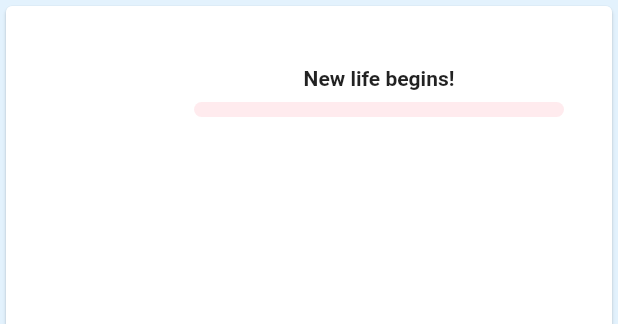
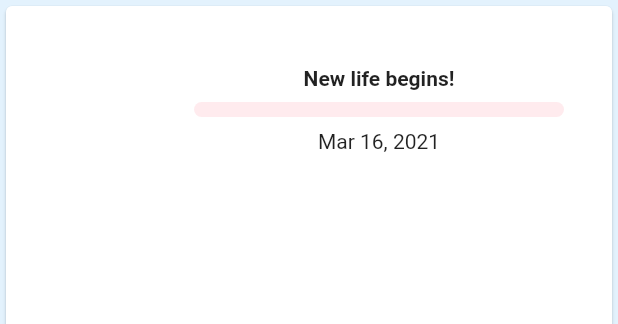
Before and after one commit to snaksa/days-without, a Flutter app: the TrophyItem widget shown alone on an empty page, opened directly with sample values from the repository, on a phone screen of 412 x 824 dp. Shown: the top 324 px of the screen. Run offline on Flutter 3.47's test engine with Material 2 defaults, Android fonts, the phone set to English and light mode, and no system bars; our stand-ins replace bloc, charts_flutter, equatable, flutter_bloc, flutter_calendar_carousel, fluttertoast and 1 more; accounts and stored records are empty.

Commit message:
Add trophy estimated time of achievement

```diff
--- a/lib/presentation/screens/activity_screen/tabs/trophies/trophy_item.dart
+++ b/lib/presentation/screens/activity_screen/tabs/trophies/trophy_item.dart
@@ -1,11 +1,13 @@
 import 'package:days_without/data/models/trophy.dart';
 import 'package:flutter/material.dart';
+import 'package:intl/intl.dart';
 
 class TrophyItem extends StatelessWidget {
   final Trophy trophy;
   final Duration duration;
+  final Duration latestDuration;
 
-  TrophyItem(this.trophy, this.duration);
+  TrophyItem(this.trophy, this.duration, this.latestDuration);
 
   double get completionPercentage {
     if (this.trophy.duration.inSeconds == 0) {
@@ -13,6 +15,12 @@ class TrophyItem extends StatelessWidget {
     }
     double percentage =
         (this.duration.inSeconds / this.trophy.duration.inSeconds);
+
+    percentage = percentage < 1 ? percentage : 1;
+    if (percentage != 1) {
+      percentage =
+          (this.latestDuration.inSeconds / this.trophy.duration.inSeconds);
+    }
 
     return percentage < 1 ? percentage : 1;
   }
@@ -73,6 +81,15 @@ class TrophyItem extends StatelessWidget {
                         },
                       ),
                     ),
+                    SizedBox(height: 8),
+                    Text(
+                      this.completionPercentage < 1
+                          ? DateFormat.yMMMd().format(DateTime.now().add(
+                              Duration(
+                                  seconds: this.trophy.duration.inSeconds -
+                                      this.latestDuration.inSeconds)))
+                          : 'Achieved!',
+                    ),
                   ],
                 ),
               ),
```
Also changed, not shown: lib/presentation/screens/activity_screen/tabs/trophies/trophies.dart (+11 -1 lines).
